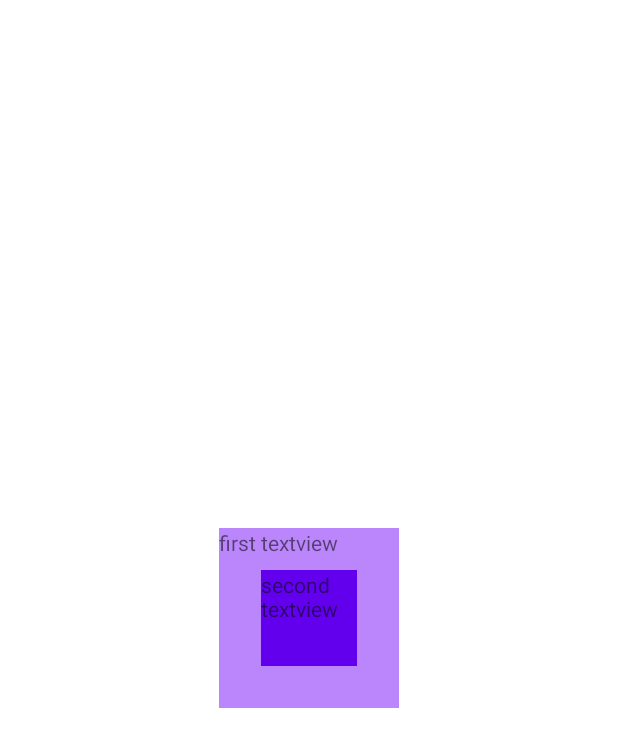
After one commit to magdamiu/AndroidFundamentalsFall2021, an Android app: the layout frame_layout_sample.xml on its own in the app's theme, with its tools: preview values and no code run, on a phone screen of 412 x 824 dp. The commit adds this screen. Shown: the top 747 px of the screen. Run offline under Robolectric (Android 15) with nearby library versions, the phone set to English and light mode, and no system bars.

Commit message:
viewgroups: scrollview, framelayout, webview, relativelayout

```diff
--- a/app/src/main/AndroidManifest.xml
+++ b/app/src/main/AndroidManifest.xml
@@ -1,6 +1,8 @@
 <?xml version="1.0" encoding="utf-8"?>
 <manifest xmlns:android="http://schemas.android.com/apk/res/android"
     package="com.magdamiu.androidfundamentalsfall2021">
+
+    <uses-permission android:name="android.permission.INTERNET" />
 
     <application
         android:allowBackup="true"
@@ -9,6 +11,9 @@
         android:roundIcon="@mipmap/ic_launcher_round"
         android:supportsRtl="true"
         android:theme="@style/Theme.AndroidFundamentalsFall2021">
+        <activity
+            android:name=".ViewGroupsSamplesActivity"
+            android:exported="false" />
         <activity
             android:name=".MainActivity"
             android:exported="true">
--- /dev/null
+++ b/app/src/main/res/layout/frame_layout_sample.xml
@@ -0,0 +1,19 @@
+<?xml version="1.0" encoding="utf-8"?>
+<FrameLayout xmlns:android="http://schemas.android.com/apk/res/android"
+    android:layout_width="match_parent"
+    android:layout_height="match_parent">
+
+    <TextView
+        android:layout_width="120dp"
+        android:layout_height="120dp"
+        android:layout_gravity="center"
+        android:background="@color/purple_200"
+        android:text="@string/first_textview" />
+
+    <TextView
+        android:layout_width="64dp"
+        android:layout_height="64dp"
+        android:layout_gravity="center"
+        android:background="@color/purple_500"
+        android:text="@string/second_textview" />
+</FrameLayout>
```
Also changed, not shown: app/src/main/java/com/magdamiu/androidfundamentalsfall2021/MainActivity.java (+7 -0 lines), app/src/main/java/com/magdamiu/androidfundamentalsfall2021/ViewGroupsSamplesActivity.java (added, +21 -0 lines), app/src/main/res/layout/activity_view_groups_samples.xml (added, +9 -0 lines), app/src/main/res/layout/relative_layout_sample.xml (added, +18 -0 lines), app/src/main/res/layout/scroll_view_sample.xml (added, +24 -0 lines), app/src/main/res/layout/web_view_sample.xml (added, +7 -0 lines), app/src/main/res/values/strings.xml (+29 -0 lines).
